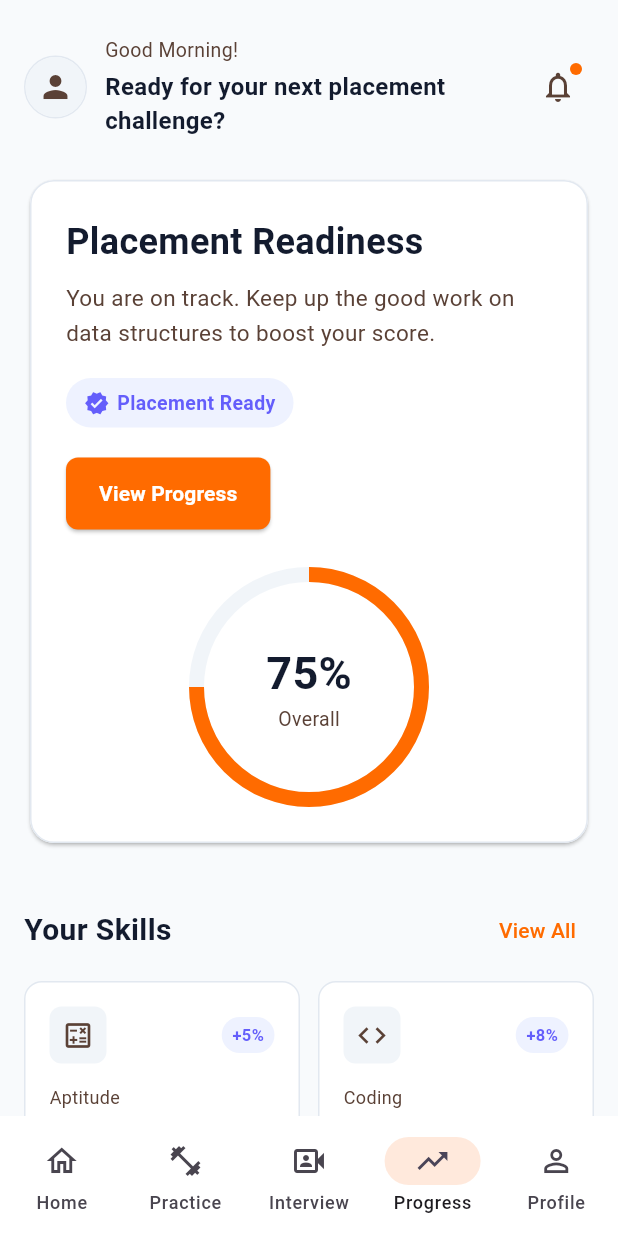
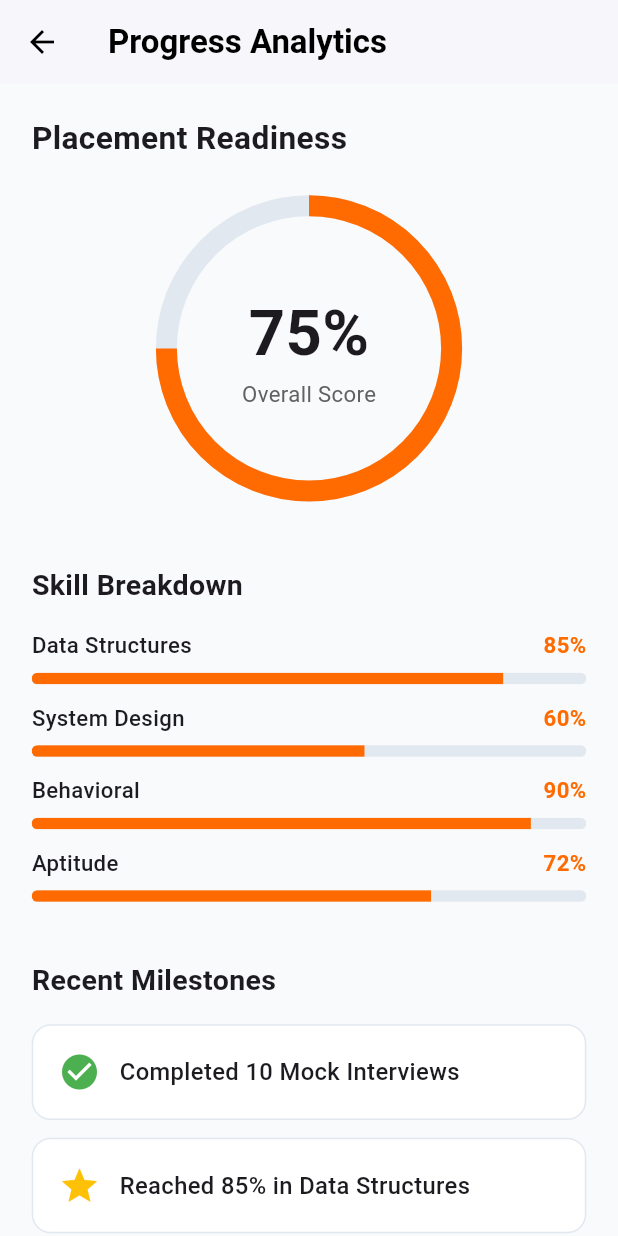
Before and after one commit to devmirrormobile-design/devmirror_frontend, a Flutter app: the DashboardPage screen opened directly, item 4 of the bottom bar chosen, on a phone screen of 412 x 824 dp. Run offline on Flutter 3.47's test engine with Material 3 defaults, Android fonts, the phone set to English and light mode, and no system bars; network calls fail.

Commit message:
Restored Mock Interview, Progress, and responsive fixes

```diff
--- /dev/null
+++ b/lib/core/utils/dimensions.dart
@@ -0,0 +1,24 @@
+import 'package:flutter/widgets.dart';
+
+/// Centralized dimension utility for perfectly responsive scaling.
+/// Based on a standard 390x844 design draft (e.g., iPhone 12/13/14).
+class Dimensions {
+  static late double screenWidth;
+  static late double screenHeight;
+
+  static const double _designWidth = 390.0;
+  static const double _designHeight = 844.0;
+
+  static void init(BuildContext context) {
+    final size = MediaQuery.of(context).size;
+    screenWidth = size.width;
+    screenHeight = size.height;
+  }
+
+  static double w(double width) => (width / _designWidth) * screenWidth;
+  static double h(double height) => (height / _designHeight) * screenHeight;
+  static double sp(double size) => (size / _designWidth) * screenWidth;
+
+  static double get width => screenWidth;
+  static double get height => screenHeight;
+}
--- /dev/null
+++ b/lib/homePage/ProgressScreen.dart
@@ -0,0 +1,123 @@
+import 'package:flutter/material.dart';
+import 'package:devmirrorui/core/utils/dimensions.dart';
+
+class ProgressScreen extends StatelessWidget {
+  const ProgressScreen({super.key});
+
+  @override
+  Widget build(BuildContext context) {
+    return Scaffold(
+      backgroundColor: const Color(0xFFF8FAFC),
+      appBar: AppBar(
+        title: const Text('Progress Analytics', style: TextStyle(color: Colors.black, fontWeight: FontWeight.bold)),
+        backgroundColor: Colors.white,
+        elevation: 1,
+        iconTheme: const IconThemeData(color: Colors.black),
+      ),
+      body: SafeArea(
+        child: SingleChildScrollView(
+          padding: EdgeInsets.all(Dimensions.w(20)),
+          child: Column(
+            crossAxisAlignment: CrossAxisAlignment.start,
+            children: [
+              Text('Placement Readiness', style: TextStyle(fontSize: Dimensions.sp(20), fontWeight: FontWeight.bold)),
+              SizedBox(height: Dimensions.h(20)),
+
+              Center(
+                child: SizedBox(
+                  width: Dimensions.w(200),
+                  height: Dimensions.w(200),
+                  child: Stack(
+                    alignment: Alignment.center,
+                    children: [
+                      SizedBox(
+                        width: Dimensions.w(180),
+                        height: Dimensions.w(180),
+                        child: CircularProgressIndicator(
+                          value: 0.75,
+                          strokeWidth: 14,
+                          backgroundColor: const Color(0xFFE2E8F0),
+                          valueColor: const AlwaysStoppedAnimation<Color>(Color(0xFFFF6B00)),
+                        ),
+                      ),
+                      Column(
+                        mainAxisAlignment: MainAxisAlignment.center,
+                        children: [
+                          Text('75%', style: TextStyle(fontSize: Dimensions.sp(40), fontWeight: FontWeight.bold)),
+                          Text('Overall Score', style: TextStyle(fontSize: Dimensions.sp(14), color: Colors.grey[700])),
+                        ],
+                      ),
+                    ],
+                  ),
+                ),
+              ),
+
+              SizedBox(height: Dimensions.h(40)),
+              Text('Skill Breakdown', style: TextStyle(fontSize: Dimensions.sp(18), fontWeight: FontWeight.bold)),
+              SizedBox(height: Dimensions.h(16)),
+
+              _buildSkillBar('Data Structures', 0.85),
+              SizedBox(height: Dimensions.h(12)),
+              _buildSkillBar('System Design', 0.60),
+              SizedBox(height: Dimensions.h(12)),
+              _buildSkillBar('Behavioral', 0.90),
+              SizedBox(height: Dimensions.h(12)),
+              _buildSkillBar('Aptitude', 0.72),
+
+              SizedBox(height: Dimensions.h(40)),
+              Text('Recent Milestones', style: TextStyle(fontSize: Dimensions.sp(18), fontWeight: FontWeight.bold)),
+              SizedBox(height: Dimensions.h(16)),
+
+              _buildMilestoneCard('Completed 10 Mock Interviews', Icons.check_circle, Colors.green),
+              SizedBox(height: Dimensions.h(12)),
+              _buildMilestoneCard('Reached 85% in Data Structures', Icons.star, Colors.amber),
+            ],
+          ),
+        ),
+      ),
+    );
+  }
+
+  Widget _buildSkillBar(String skill, double progress) {
+    return Column(
+      crossAxisAlignment: CrossAxisAlignment.start,
+      children: [
+        Row(
+          mainAxisAlignment: MainAxisAlignment.spaceBetween,
+          children: [
+            Text(skill, style: TextStyle(fontSize: Dimensions.sp(14), fontWeight: FontWeight.w500)),
+            Text('${(progress * 100).toInt()}%', style: TextStyle(fontSize: Dimensions.sp(14), fontWeight: FontWeight.bold, color: const Color(0xFFFF6B00))),
+          ],
+        ),
+        SizedBox(height: Dimensions.h(8)),
+        ClipRRect(
+          borderRadius: BorderRadius.circular(10),
+          child: LinearProgressIndicator(
+            value: progress,
+            minHeight: Dimensions.h(8),
+            backgroundColor: const Color(0xFFE2E8F0),
+            valueColor: const AlwaysStoppedAnimation<Color>(Color(0xFFFF6B00)),
+          ),
+        ),
+      ],
+    );
+  }
+
+  Widget _buildMilestoneCard(String title, IconData icon, Color color) {
+    return Container(
+      padding: EdgeInsets.all(Dimensions.w(16)),
+      decoration: BoxDecoration(
+        color: Colors.white,
+        borderRadius: BorderRadius.circular(Dimensions.w(12)),
+        border: Border.all(color: const Color(0xFFE2E8F0)),
+      ),
+      child: Row(
+        children: [
+          Icon(icon, color: color, size: 28),
+          SizedBox(width: Dimensions.w(12)),
+          Expanded(child: Text(title, style: TextStyle(fontSize: Dimensions.sp(15), fontWeight: FontWeight.w500))),
+        ],
+      ),
+    );
+  }
+}
--- a/lib/login/WelcomePage.dart
+++ b/lib/login/WelcomePage.dart
@@ -52,17 +52,16 @@ class WelcomePage extends StatelessWidget {
             // MAIN CONTENT
             // =========================================================
 
-            Center(
+            Positioned.fill(
               child: SingleChildScrollView(
                 padding: const EdgeInsets.symmetric(
                   horizontal: 16,
                 ),
-
+                child: Center(
                   child: ConstrainedBox(
                     constraints: const BoxConstraints(
                       maxWidth: 480,
                     ),
-
                     child: Column(
                       mainAxisSize: MainAxisSize.min,
                       crossAxisAlignment: CrossAxisAlignment.center,
@@ -353,6 +352,7 @@ class WelcomePage extends StatelessWidget {
                 ),
               ),
             ),
+          ),
         ],
       ),
     ),
```
Also changed, not shown: lib/homePage/HomeScreen.dart (+15 -3 lines), lib/homePage/InterviewFeedbackScreen.dart (added, +119 -0 lines), lib/homePage/InterviewRoomScreen.dart (added, +177 -0 lines), lib/homePage/InterviewSetupScreen.dart (added, +121 -0 lines), lib/login/LoginPage.dart (+7 -5 lines), lib/login/SignInPage.dart (+7 -7 lines), pubspec.lock. Lines whose indentation alone changed are shown as unchanged.
